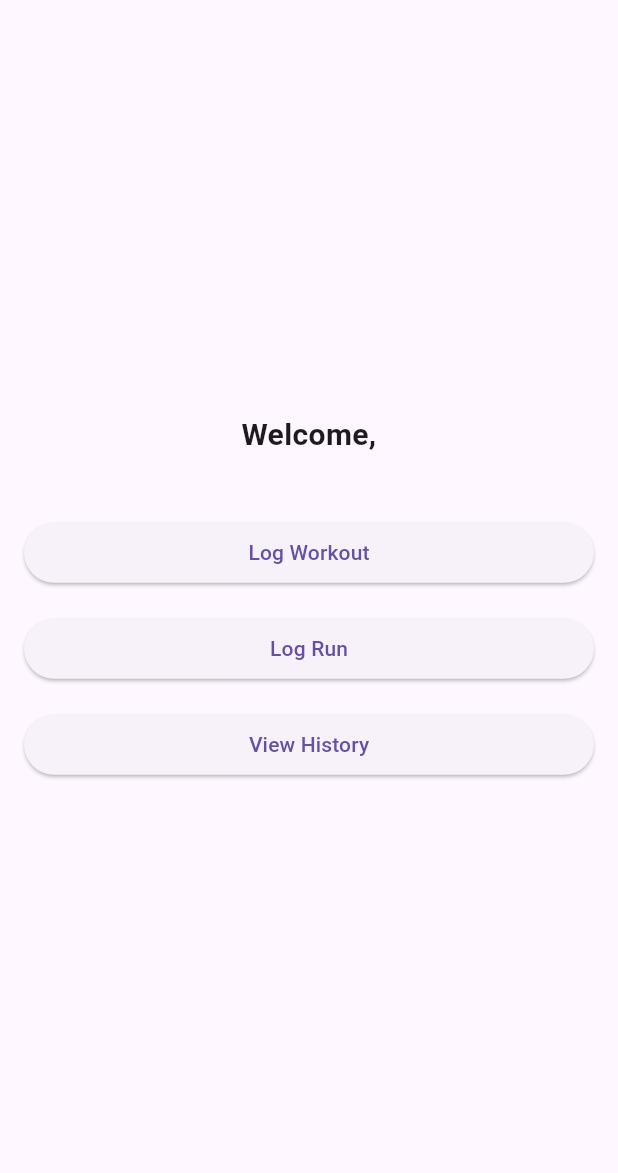
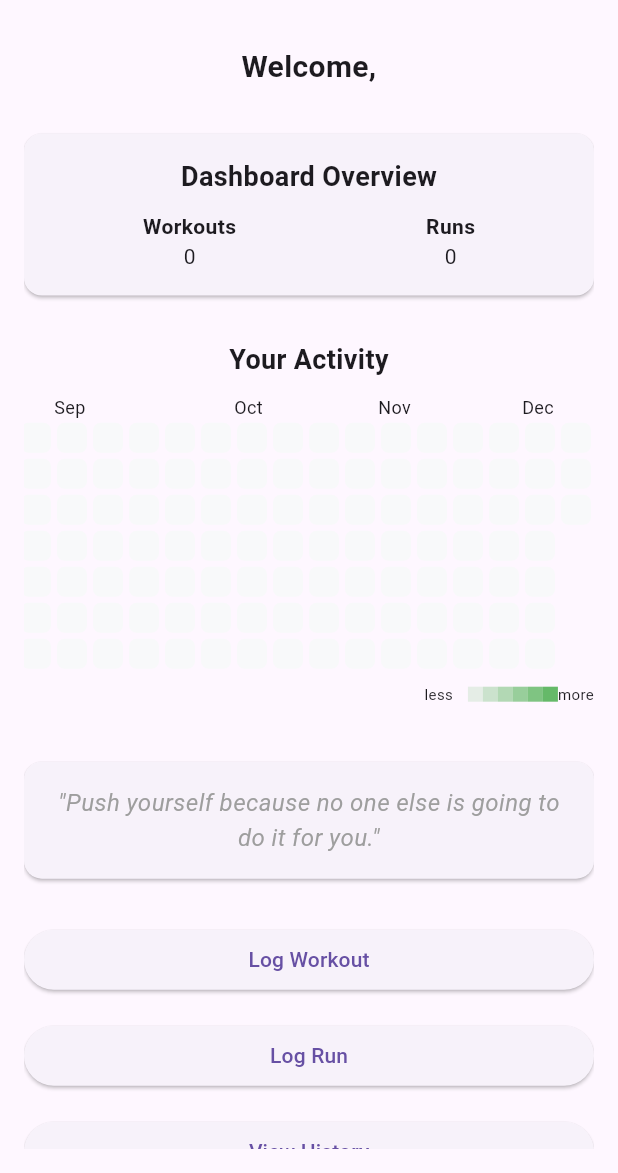
Before and after one commit to kalyaan09/runlift, a Flutter app: the HomePage screen opened directly, on a phone screen of 412 x 824 dp, the part 63-1236 px from its top. Run offline on Flutter 3.47's test engine with Material 3 defaults, Android fonts, the light colour scheme and no system bars; drawn by our look-alikes of flutter_heatmap_calendar; our stand-ins replace cloud_firestore, firebase_auth, firebase_core, firebase_storage, image_picker; accounts and stored records are empty.

Commit message:
homepage changes

```diff
--- a/lib/home_page.dart
+++ b/lib/home_page.dart
@@ -1,6 +1,7 @@
 import 'package:flutter/material.dart';
 import 'package:cloud_firestore/cloud_firestore.dart';
 import 'package:firebase_auth/firebase_auth.dart';
+import 'package:flutter_heatmap_calendar/flutter_heatmap_calendar.dart';
 import 'workout_log_screen.dart';
 import 'run_log_screen.dart';
 import 'history_page.dart';
@@ -15,11 +16,24 @@ class HomePage extends StatefulWidget {
 
 class _HomePageState extends State<HomePage> {
   String? userName;
+  int totalWorkouts = 0;
+  int totalRuns = 0;
+  Map<DateTime, int> activityCounts = {};
+  final List<String> motivationalQuotes = [
+    "The difference between try and triumph is just a little umph!",
+    "Push yourself because no one else is going to do it for you.",
+    "Fitness is not about being better than someone else; it's about being better than you used to be.",
+    "Strive for progress, not perfection.",
+  ];
+  late String quoteOfTheDay;
 
   @override
   void initState() {
     super.initState();
     _fetchUserName();
+    _fetchDashboardStats();
+    _fetchActivityCounts();
+    _selectQuoteOfTheDay();
   }
 
   Future<void> _fetchUserName() async {
@@ -48,11 +62,77 @@ class _HomePageState extends State<HomePage> {
     }
   }
 
+  Future<void> _fetchDashboardStats() async {
+    final userId = FirebaseAuth.instance.currentUser?.uid;
+    if (userId != null) {
+      try {
+        final workoutSnapshot = await FirebaseFirestore.instance
+            .collection('workouts')
+            .where('userId', isEqualTo: userId)
+            .get();
+        final runSnapshot = await FirebaseFirestore.instance
+            .collection('runs')
+            .where('userId', isEqualTo: userId)
+            .get();
+
+        setState(() {
+          totalWorkouts = workoutSnapshot.docs.length;
+          totalRuns = runSnapshot.docs.length;
+        });
+      } catch (e) {
+        print("Error fetching dashboard stats: $e");
+      }
+    }
+  }
+
+  Future<void> _fetchActivityCounts() async {
+    final userId = FirebaseAuth.instance.currentUser?.uid;
+    if (userId != null) {
+      try {
+        final counts = <DateTime, int>{};
+
+        final workoutSnapshot = await FirebaseFirestore.instance
+            .collection('workouts')
+            .where('userId', isEqualTo: userId)
+            .get();
+
+        for (var doc in workoutSnapshot.docs) {
+          final date = (doc['date'] as Timestamp).toDate();
+          final key = DateTime(date.year, date.month, date.day);
+          counts[key] = (counts[key] ?? 0) + 1;
+        }
+
+        final runSnapshot = await FirebaseFirestore.instance
+            .collection('runs')
+            .where('userId', isEqualTo: userId)
+            .get();
+
+        for (var doc in runSnapshot.docs) {
+          final date = (doc['date'] as Timestamp).toDate();
+          final key = DateTime(date.year, date.month, date.day);
+          counts[key] = (counts[key] ?? 0) + 1;
+        }
+
+        setState(() {
+          activityCounts = counts;
+        });
+      } catch (e) {
+        print("Error fetching activity counts: $e");
+      }
+    }
+  }
+
+  void _selectQuoteOfTheDay() {
+    setState(() {
+      quoteOfTheDay = (motivationalQuotes..shuffle()).first;
+    });
+  }
+
   Future<void> _logout() async {
-    await FirebaseAuth.instance.signOut(); // Log out the user
+    await FirebaseAuth.instance.signOut();
     Navigator.pushReplacement(
       context,
-      MaterialPageRoute(builder: (context) => const LoginScreen()), // Redirect to Login Screen
+      MaterialPageRoute(builder: (context) => const LoginScreen()),
     );
   }
 
@@ -65,16 +145,14 @@ class _HomePageState extends State<HomePage> {
         actions: [
           IconButton(
             icon: const Icon(Icons.logout),
-            onPressed: _logout, // Call the logout function
+            onPressed: _logout,
             tooltip: 'Logout',
           ),
         ],
       ),
       body: Padding(
         padding: const EdgeInsets.all(16.0),
-        child: Column(
-          mainAxisAlignment: MainAxisAlignment.center,
-          crossAxisAlignment: CrossAxisAlignment.stretch,
+        child: ListView(
           children: [
             Text(
               "Welcome, ${userName ?? 'Loading...'}",
@@ -84,7 +162,77 @@ class _HomePageState extends State<HomePage> {
                 fontWeight: FontWeight.bold,
               ),
             ),
-            const SizedBox(height: 40),
+            const SizedBox(height: 20),
+
+            Card(
+              margin: const EdgeInsets.symmetric(vertical: 10),
+              child: Padding(
+                padding: const EdgeInsets.all(16.0),
+                child: Column(
+                  children: [
+                    Text(
+                      "Dashboard Overview",
+                      style: TextStyle(fontSize: 18, fontWeight: FontWeight.bold),
+                    ),
+                    const SizedBox(height: 10),
+                    Row(
+                      mainAxisAlignment: MainAxisAlignment.spaceAround,
+                      children: [
+                        Column(
+                          children: [
+                            Text("Workouts", style: TextStyle(fontWeight: FontWeight.bold)),
+                            Text("$totalWorkouts"),
+                          ],
+                        ),
+                        Column(
+                          children: [
+                            Text("Runs", style: TextStyle(fontWeight: FontWeight.bold)),
+                            Text("$totalRuns"),
+                          ],
+                        ),
+                      ],
+                    ),
+                  ],
+                ),
+              ),
+            ),
+
+            const SizedBox(height: 20),
+            Text(
+              "Your Activity",
+              style: TextStyle(fontSize: 18, fontWeight: FontWeight.bold),
+              textAlign: TextAlign.center,
+            ),
+            const SizedBox(height: 10),
+            HeatMap(
+              datasets: activityCounts,
+              startDate: DateTime.now().subtract(const Duration(days: 365)),
+              endDate: DateTime.now(),
+              colorMode: ColorMode.opacity,
+              showText: false,
+              scrollable: true,
+              colorsets: const {
+                1: Colors.green,
+                3: Colors.greenAccent,
+                5: Colors.blue,
+                10: Colors.deepPurple,
+              },
+            ),
+
+            const SizedBox(height: 20),
+            Card(
+              margin: const EdgeInsets.symmetric(vertical: 10),
+              child: Padding(
+                padding: const EdgeInsets.all(16.0),
+                child: Text(
+                  '"$quoteOfTheDay"',
+                  textAlign: TextAlign.center,
+                  style: TextStyle(fontSize: 16, fontStyle: FontStyle.italic, color: Colors.grey),
+                ),
+              ),
+            ),
+
+            const SizedBox(height: 20),
             ElevatedButton(
               onPressed: () {
                 Navigator.push(
--- a/pubspec.yaml
+++ b/pubspec.yaml
@@ -17,6 +17,7 @@ dependencies:
   image_picker: ^1.1.2
   cupertino_icons: ^1.0.8
   intl: ^0.18.0
+  flutter_heatmap_calendar: ^1.0.5
 
 dev_dependencies:
   flutter_test:
```
Also changed, not shown: pubspec.lock.
